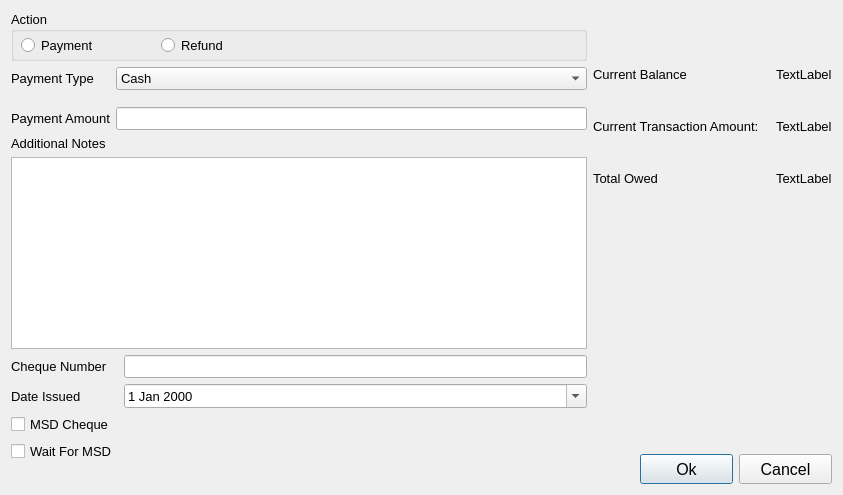
Arc-Project/Arc, file ArcApp/payment.ui: the form before one commit.
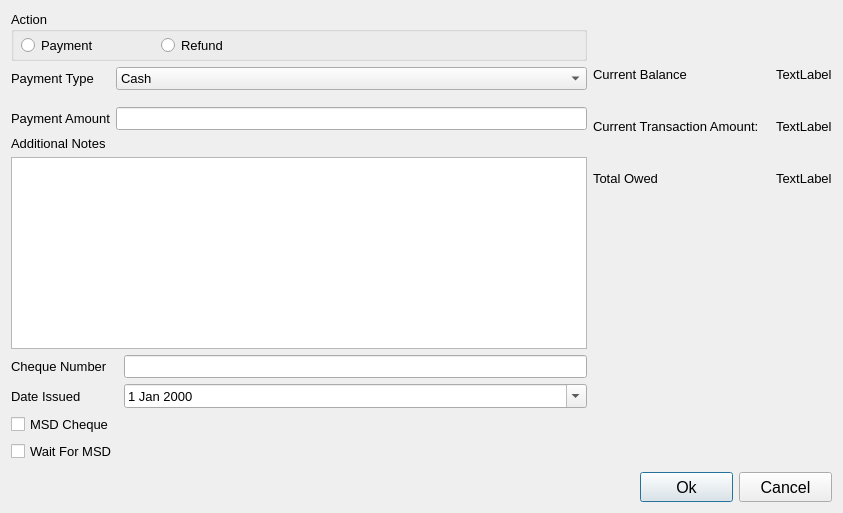
The form after the commit.

Commit message: fixed error with booking lookup, added confirm dialog to payment, fixed calendar bug

What changed in the file:
```diff
--- a/ArcApp/payment.ui
+++ b/ArcApp/payment.ui
@@ -7,7 +7,7 @@
     <x>0</x>
     <y>0</y>
     <width>843</width>
-    <height>495</height>
+    <height>513</height>
    </rect>
   </property>
   <property name="sizePolicy">
```
Left out of the diff: 16 changed lines with no effect on the pictures. The commit also changes 6 other files.
